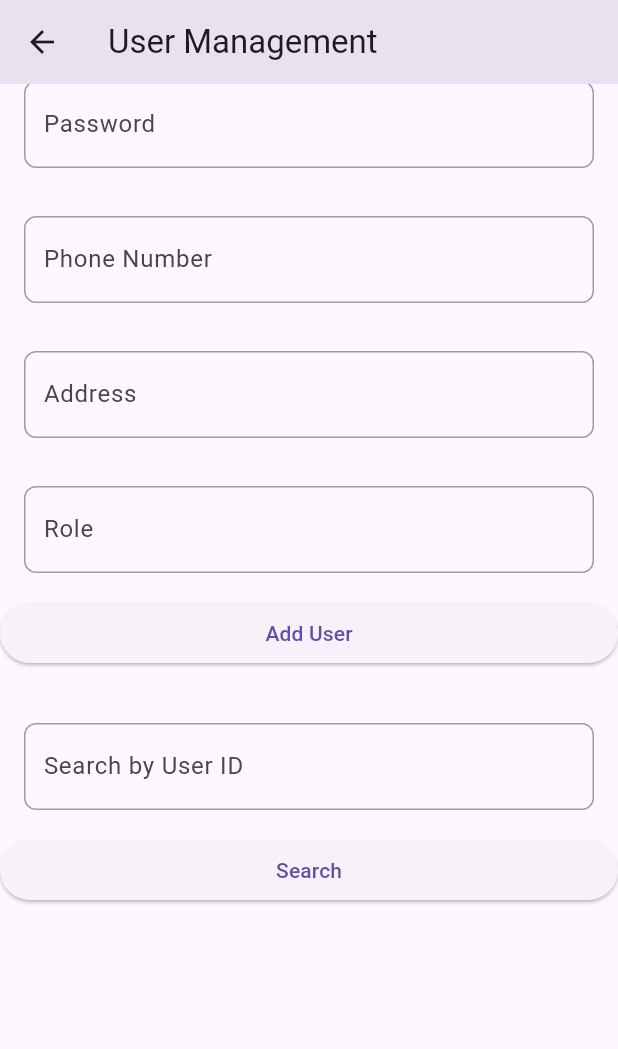
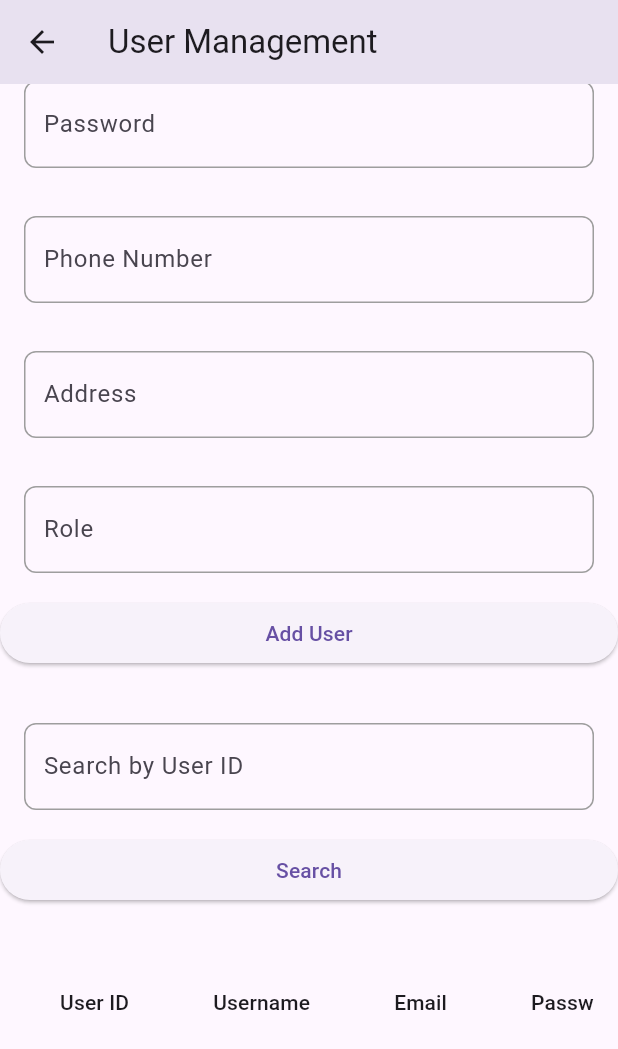
Before and after one commit to Arjitlohani/freshfind, a Flutter app: the UserManagementScreen screen opened directly, scrolled down 198 dp, on a phone screen of 412 x 824 dp. Shown: the top 1049 px of the screen. Run offline on Flutter 3.47's test engine with Material 3 defaults, Android fonts, the phone set to English and light mode, and no system bars; our stand-ins replace fl_chart.

Commit message:
serchby id workinf but failed to show user table/ fetch data

```diff
--- a/frontend/freshfinds/lib/actors/admin/usermmt.dart
+++ b/frontend/freshfinds/lib/actors/admin/usermmt.dart
@@ -144,22 +144,35 @@ class _UserManagementScreenState extends State<UserManagementScreen> {
             ),
             SizedBox(height: 20),
             Container(
-              height: 200, // Set the height of the container
-              padding: EdgeInsets.all(16.0),
-              child: ListView.builder(
-                itemCount: _users.length,
-                itemBuilder: (context, index) {
-                  return ListTile(
-                    title: Text('Username: ${_users[index]['user_name']}'),
-                    subtitle: Text(
-                      'Email: ${_users[index]['email']}\n'
-                      'Password: ${_users[index]['password']}\n'
-                      'Phone Number: ${_users[index]['phone_number']}\n'
-                      'Role: ${_users[index]['role']}\n'
-                      'Address: ${_users[index]['address']}',
-                    ),
-                  );
-                },
+              width: MediaQuery.of(context).size.width,
+              height: 200,
+              margin: EdgeInsets.all(16.0),
+              child: SingleChildScrollView(
+                scrollDirection: Axis.horizontal,
+                child: DataTable(
+                  columns: [
+                    DataColumn(label: Text('User ID')),
+                    DataColumn(label: Text('Username')),
+                    DataColumn(label: Text('Email')),
+                    DataColumn(label: Text('Password')),
+                    DataColumn(label: Text('Phone Number')),
+                    DataColumn(label: Text('Role')),
+                    DataColumn(label: Text('Address')),
+                  ],
+                  rows: _users.map((user) {
+                    return DataRow(
+                      cells: [
+                        DataCell(Text('${user['user_id']}')),
+                        DataCell(Text('${user['user_name']}')),
+                        DataCell(Text('${user['email']}')),
+                        DataCell(Text('${user['password']}')),
+                        DataCell(Text('${user['phone_number']}')),
+                        DataCell(Text('${user['role']}')),
+                        DataCell(Text('${user['address']}')),
+                      ],
+                    );
+                  }).toList(),
+                ),
               ),
             ),
           ],
```
